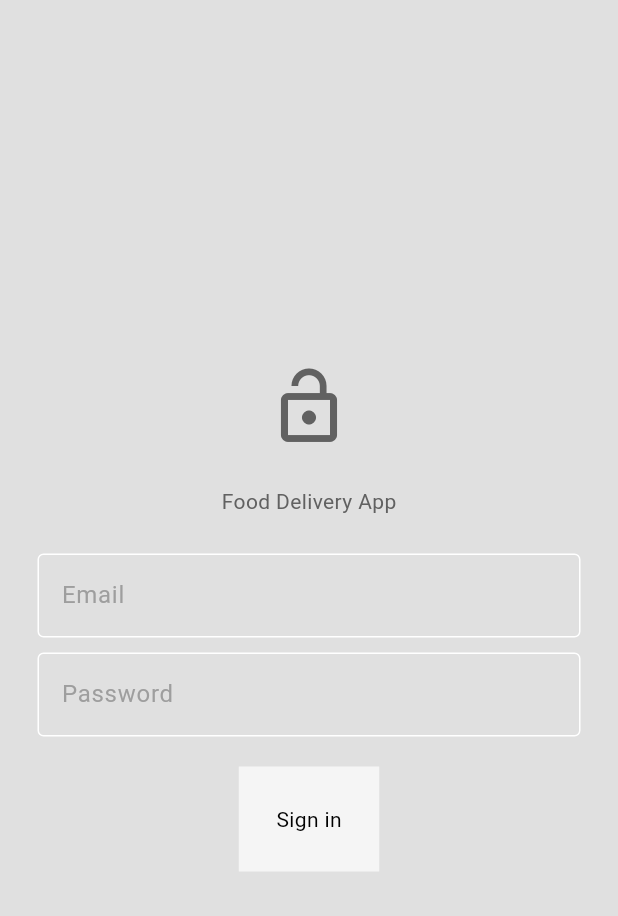
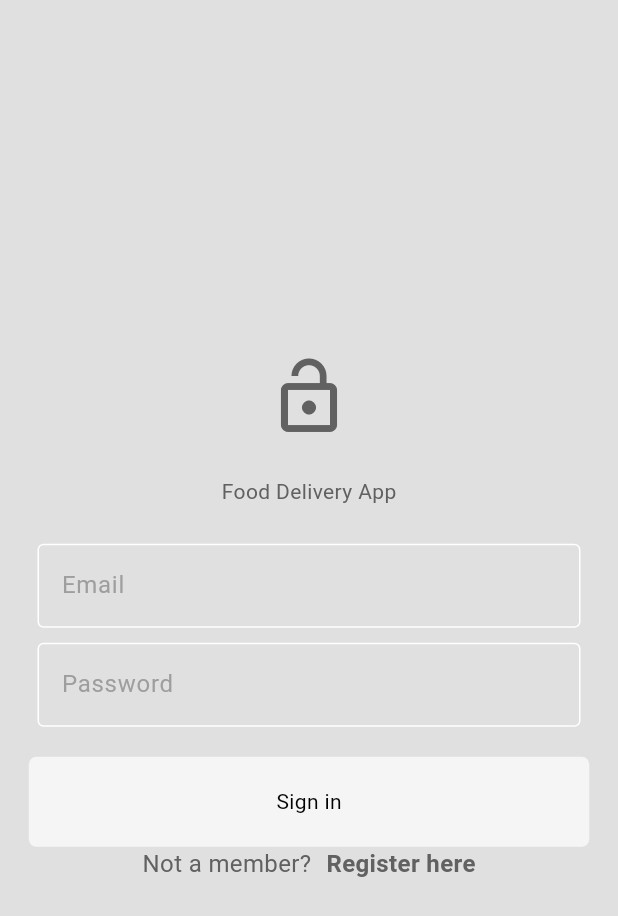
Before and after one commit to BetelTagesse/Food_Delivery_App, a Flutter app: the screen it shows after launch, on a phone screen of 412 x 824 dp. Shown: the top 916 px of the screen. Run offline on Flutter 3.47's test engine with Material 3 defaults, Android fonts, the phone set to English and light mode, and no system bars.

Commit message:
custom_page

```diff
--- /dev/null
+++ b/devtools_options.yaml
@@ -0,0 +1,3 @@
+description: This file stores settings for Dart & Flutter DevTools.
+documentation: https://docs.flutter.dev/tools/devtools/extensions#configure-extension-enablement-states
+extensions:
--- a/lib/components/my_button.dart
+++ b/lib/components/my_button.dart
@@ -11,10 +11,13 @@ class MyButton extends StatelessWidget {
     return GestureDetector(
       onTap: onTap,
       child: Container(
-        padding: const EdgeInsets.all(25),
-        margin: const EdgeInsets.symmetric(horizontal: 15),
-        decoration:
-            BoxDecoration(color: Theme.of(context).colorScheme.secondary),
+        padding: const EdgeInsets.symmetric(horizontal: 165, vertical: 20),
+        // margin: const EdgeInsets.symmetric(horizontal: 5),
+        decoration: BoxDecoration(
+          color: Theme.of(context).colorScheme.secondary,
+          borderRadius: BorderRadius.circular(5),
+        ),
+
         child: Text(text!),
       ),
     );
--- a/lib/pages/login_page.dart
+++ b/lib/pages/login_page.dart
@@ -36,7 +36,25 @@ class LoginPage extends StatelessWidget {
             hintText: 'Password',
           ),
           SizedBox(height: 20),
-          MyButton(onTap: () {}, text: 'Sign in')
+          MyButton(onTap: () {}, text: 'Sign in'),
+          Row(
+            mainAxisAlignment: MainAxisAlignment.center,
+            children: [
+              Text('Not a member?',
+                  style: TextStyle(
+                      color: Theme.of(context).colorScheme.inversePrimary,
+                      fontSize: 16)),
+              SizedBox(
+                width: 10,
+              ),
+              GestureDetector(
+                  child: Text('Register here',
+                      style: TextStyle(
+                          color: Theme.of(context).colorScheme.inversePrimary,
+                          fontSize: 16,
+                          fontWeight: FontWeight.bold)))
+            ],
+          )
         ],
       ),
     );
```
